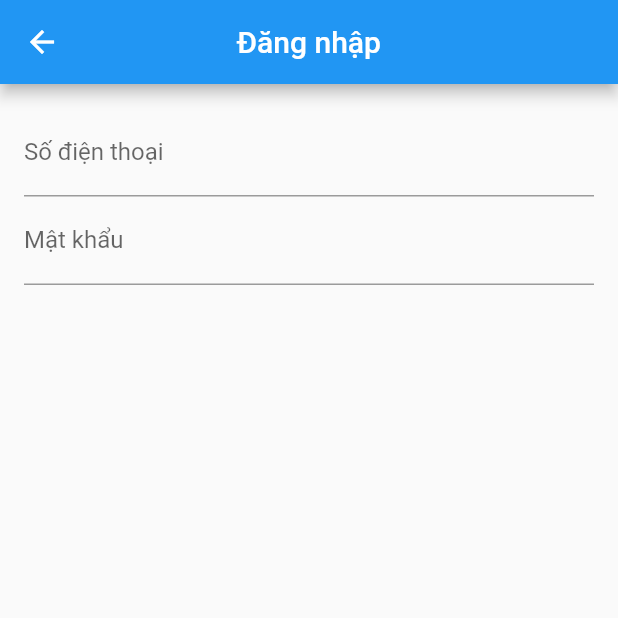
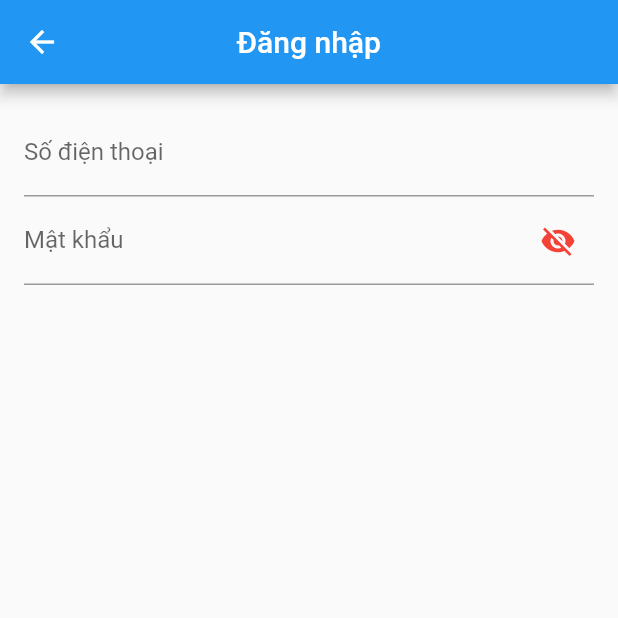
Before and after one commit to vinhlexuan/Balo_BkavZalo, a Flutter app: the screen it shows after launch, after a tap on "Đăng nhập", on a phone screen of 412 x 824 dp, the top half of it. Run offline on Flutter 3.47's test engine with Material 2 defaults, Android fonts, the light colour scheme and no system bars.

Commit message:
hide password

```diff
--- a/FE/lib/scene/login.dart
+++ b/FE/lib/scene/login.dart
@@ -30,6 +30,7 @@ class _LoginFormState extends State<LoginForm> {
 
   String _phoneNumber = '';
   String _passWord = '';
+  bool _obscureText = false;
 
   @override
   void dispose() {
@@ -37,6 +38,12 @@ class _LoginFormState extends State<LoginForm> {
     phoneNumber.dispose();
     passWord.dispose();
     super.dispose();
+  }
+
+  void _toggle() {
+    setState(() {
+      _obscureText = !_obscureText;
+    });
   }
 
   @override
@@ -61,9 +68,18 @@ class _LoginFormState extends State<LoginForm> {
           ),
           TextField(
               controller: passWord,
+              obscureText: !_obscureText,
               decoration: InputDecoration(
-                labelText: 'Mật khẩu',
-              )),
+                  labelText: 'Mật khẩu',
+                  suffixIcon: GestureDetector(
+                    onTap: () {
+                      _toggle();
+                    },
+                    child: Icon(
+                      _obscureText ? Icons.visibility : Icons.visibility_off,
+                      color: Colors.red,
+                    ),
+                  )))
         ]),
       ),
       floatingActionButton: FloatingActionButton(
```
